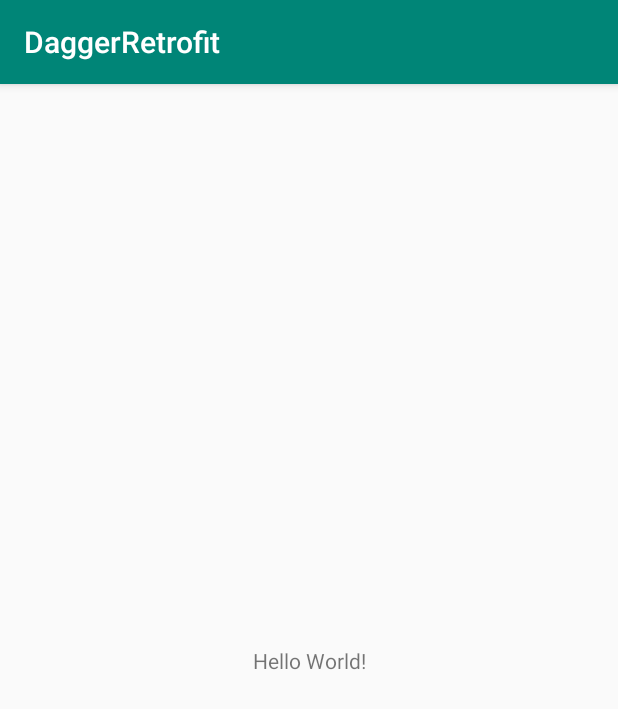
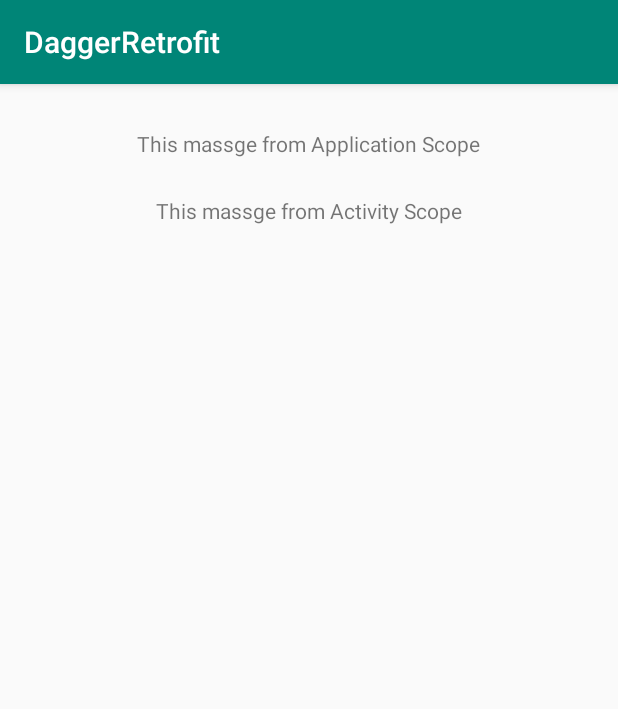
Before and after one commit to SamsetDev/RetrofitDaggerConnection, an Android app: the screen it shows after launch (MainActivity), on a phone screen of 412 x 824 dp. Shown: the top 709 px of the screen. Run offline under Robolectric (Android 15) with nearby library versions, the phone set to English and light mode, and no system bars; our stand-ins replace Dagger/Hilt's generated code, sdp/ssp sizes.

```diff
--- a/app/src/main/java/sample/sam/com/daggerretrofitconnection/network/ApiServices.java
+++ b/app/src/main/java/sample/sam/com/daggerretrofitconnection/network/ApiServices.java
@@ -1,6 +1,8 @@
 package sample.sam.com.daggerretrofitconnection.network;
 
+import io.reactivex.Observable;
 import retrofit2.Call;
+import retrofit2.Response;
 import retrofit2.http.GET;
 import sample.sam.com.daggerretrofitconnection.view.model.MoviesResponse;
 
@@ -17,4 +19,8 @@ public interface ApiServices {
     @GET("movie/popular")
     Call<MoviesResponse> loadMovies();
 
+
+    @GET("movie/popular")
+    Observable<Response<MoviesResponse>> fetchm(int i);
+
 }
--- a/app/src/main/java/sample/sam/com/daggerretrofitconnection/utils/Constant.java
+++ b/app/src/main/java/sample/sam/com/daggerretrofitconnection/utils/Constant.java
@@ -26,6 +26,6 @@ public class Constant {
     }
 
     public String showmsg(){
-        return "Hello friends, This is my first dagger app";
+        return "This massge from Application Scope";
     }
 }
--- a/app/src/main/java/sample/sam/com/daggerretrofitconnection/utils/HelloData.java
+++ b/app/src/main/java/sample/sam/com/daggerretrofitconnection/utils/HelloData.java
@@ -11,6 +11,6 @@ package sample.sam.com.daggerretrofitconnection.utils;
 public class HelloData {
 
     public String sayHello() {
-        return "Hello from LobbyHelloService";
+        return "This massge from Activity Scope";
     }
 }
--- a/app/src/main/java/sample/sam/com/daggerretrofitconnection/view/ui/MainActivity.java
+++ /dev/null
@@ -1,44 +0,0 @@
-package sample.sam.com.daggerretrofitconnection.view.ui;
-
-import androidx.appcompat.app.AppCompatActivity;
-import androidx.lifecycle.MutableLiveData;
-import dagger.android.AndroidInjection;
-import sample.sam.com.daggerretrofitconnection.R;
-import sample.sam.com.daggerretrofitconnection.utils.Constant;
-import sample.sam.com.daggerretrofitconnection.utils.HelloData;
-
-import android.os.Bundle;
-import android.util.Log;
-
-import java.util.Date;
-
-import javax.inject.Inject;
-
-public class MainActivity extends AppCompatActivity {
-
-    private MutableLiveData<Date> liveData;
-
-    @Inject
-    Constant constant;
-
-    @Inject
-    HelloData helloData;
-
-
-    @Override
-    protected void onCreate(Bundle savedInstanceState) {
-        super.onCreate(savedInstanceState);
-        AndroidInjection.inject(this);
-        setContentView(R.layout.activity_main);
-
-
-    }
-
-    @Override
-    protected void onResume() {
-        super.onResume();
-        Log.e("TAG"," Comming msg-1  "+ constant.showmsg());
-        Log.e("TAG"," Comming msg-2  "+ helloData.sayHello());
-
-    }
-}
--- /dev/null
+++ b/app/src/main/java/sample/sam/com/daggerretrofitconnection/view/ui/MainActivity.kt
@@ -0,0 +1,50 @@
+package sample.sam.com.daggerretrofitconnection.view.ui
+
+import androidx.appcompat.app.AppCompatActivity
+import androidx.lifecycle.MutableLiveData
+import dagger.android.AndroidInjection
+import sample.sam.com.daggerretrofitconnection.R
+import sample.sam.com.daggerretrofitconnection.utils.Constant
+import sample.sam.com.daggerretrofitconnection.utils.HelloData
+
+import android.os.Bundle
+import android.util.Log
+import kotlinx.android.synthetic.main.activity_main.*
+
+import java.util.Date
+
+import javax.inject.Inject
+
+class MainActivity : AppCompatActivity() {
+
+
+    @Inject
+    lateinit var constant: Constant
+
+    @Inject
+    lateinit var helloData: HelloData
+
+
+    override fun onCreate(savedInstanceState: Bundle?) {
+        super.onCreate(savedInstanceState)
+        AndroidInjection.inject(this)
+        setContentView(R.layout.activity_main)
+
+
+    }
+
+    override fun onResume() {
+        super.onResume()
+       showApplicationScopeMsg()
+        showActivityScopeMsg()
+
+    }
+
+    private fun showApplicationScopeMsg(){
+        tvmsg1.text=constant?.showmsg()
+    }
+
+    private fun showActivityScopeMsg(){
+        tvmsg2.text=helloData?.sayHello()
+    }
+}
--- a/app/src/main/res/layout/activity_main.xml
+++ b/app/src/main/res/layout/activity_main.xml
@@ -1,18 +1,27 @@
 <?xml version="1.0" encoding="utf-8"?>
-<androidx.constraintlayout.widget.ConstraintLayout xmlns:android="http://schemas.android.com/apk/res/android"
+<androidx.appcompat.widget.LinearLayoutCompat xmlns:android="http://schemas.android.com/apk/res/android"
     xmlns:app="http://schemas.android.com/apk/res-auto"
     xmlns:tools="http://schemas.android.com/tools"
     android:layout_width="match_parent"
     android:layout_height="match_parent"
+    android:orientation="vertical"
     tools:context=".view.ui.MainActivity">
 
-    <TextView
+    <androidx.appcompat.widget.AppCompatTextView
+        android:id="@+id/tvmsg1"
         android:layout_width="wrap_content"
         android:layout_height="wrap_content"
-        android:text="Hello World!"
-        app:layout_constraintBottom_toBottomOf="parent"
-        app:layout_constraintLeft_toLeftOf="parent"
-        app:layout_constraintRight_toRightOf="parent"
-        app:layout_constraintTop_toTopOf="parent" />
+        android:layout_gravity="center"
+        android:layout_marginTop="@dimen/_30sdp"
+        android:text="Hello World!" />
 
-</androidx.constraintlayout.widget.ConstraintLayout>
+
+    <androidx.appcompat.widget.AppCompatTextView
+        android:id="@+id/tvmsg2"
+        android:layout_width="wrap_content"
+        android:layout_height="wrap_content"
+        android:layout_gravity="center"
+        android:layout_marginTop="@dimen/_25sdp"
+        android:text="Hello World!" />
+
+</androidx.appcompat.widget.LinearLayoutCompat>
--- a/app/src/main/res/values/colors.xml
+++ b/app/src/main/res/values/colors.xml
@@ -3,4 +3,6 @@
     <color name="colorPrimary">#008577</color>
     <color name="colorPrimaryDark">#00574B</color>
     <color name="colorAccent">#D81B60</color>
+    <color name="white">#fff</color>
+    <color name="black">#000</color>
 </resources>
--- a/app/src/main/res/values/strings.xml
+++ b/app/src/main/res/values/strings.xml
@@ -1,5 +1,9 @@
 <resources>
     <string name="app_name">DaggerRetrofit</string>
 
-    <string name="retry">Retry</string>
+    <string name="retry_request">Retry</string>
+    <string name="connection_error">No internet error</string>
+    <string name="internal_error">Internal server error</string>
+    <string name="data_not_found">Data Not Found</string>
+
 </resources>
```
Also changed, not shown: app/src/main/java/sample/sam/com/daggerretrofitconnection/utils/EndlessRecyclerViewScrollListener.java (added, +112 -0 lines), app/src/main/res/layout/fragment_base_list_view.xml (added, +9 -0 lines), app/src/main/res/layout/view_msg_error.xml (added, +19 -0 lines), app/src/main/res/layout/view_network_error.xml (added, +31 -0 lines), app/src/main/res/layout/view_nodata_error.xml (added, +33 -0 lines), app/src/main/res/layout/view_progressbar.xml (added, +13 -0 lines), app/src/main/res/layout/view_server_error.xml (added, +26 -0 lines), app/src/main/res/values/dimen.xml (added, +12 -0 lines).
